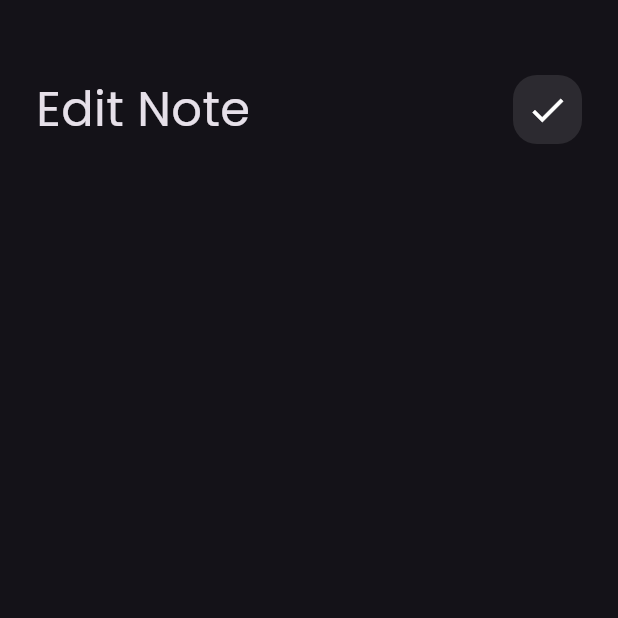
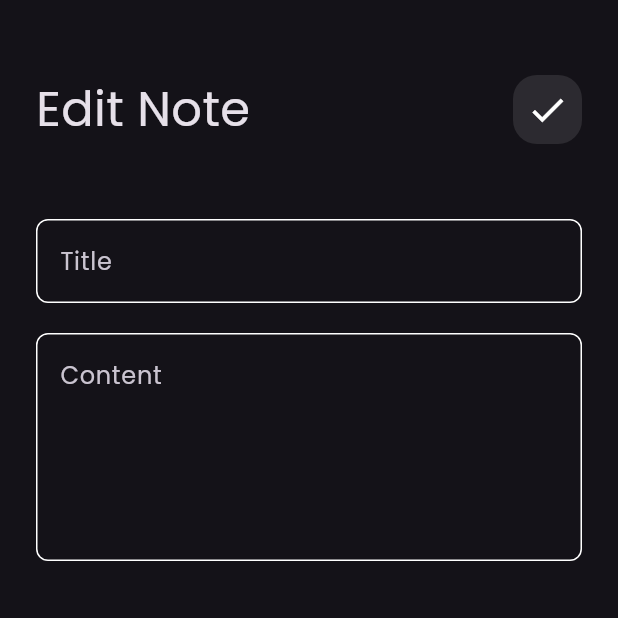
Before and after one commit to AhmedMahmoud221/notes_app, a Flutter app: the EditNoteView screen opened directly, on a phone screen of 412 x 824 dp, the top half of it. Run offline on Flutter 3.47's test engine with Material 3 defaults, Android fonts, the phone set to English and light mode, and no system bars.

Commit message:
Add NoteModel class and update EditNoteViewBody with CustomTextField widgets; modify pubspec.yaml for Hive dependencies and build_runner

```diff
--- a/lib/views/widgets/edit_view_body.dart
+++ b/lib/views/widgets/edit_view_body.dart
@@ -1,5 +1,6 @@
 import 'package:flutter/material.dart';
 import 'package:notes_app/views/widgets/custom_search_app_bar.dart';
+import 'package:notes_app/views/widgets/custom_text_field.dart';
 
 class EditNoteViewBody extends StatelessWidget {
   const EditNoteViewBody({super.key});
@@ -14,7 +15,14 @@ class EditNoteViewBody extends StatelessWidget {
           CustomAppBar(
             title: 'Edit Note',
             icon: Icons.check,
-          )
+          ),
+          SizedBox(height: 50,),
+          CustomTextField(hint: 'Title'),
+          SizedBox(height: 20,),
+          CustomTextField(
+            hint: 'Content',
+            maxLines: 5,
+            ),
         ],
       ),
     );
```
Also changed, not shown: lib/models/note_model.dart (added, +15 -0 lines), pubspec.yaml (+10 -0 lines), pubspec.lock, 1 other file.
